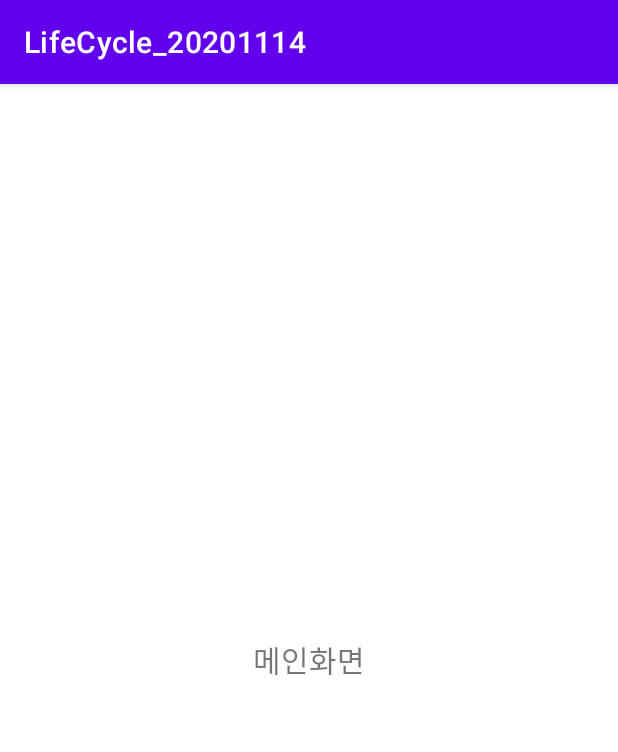
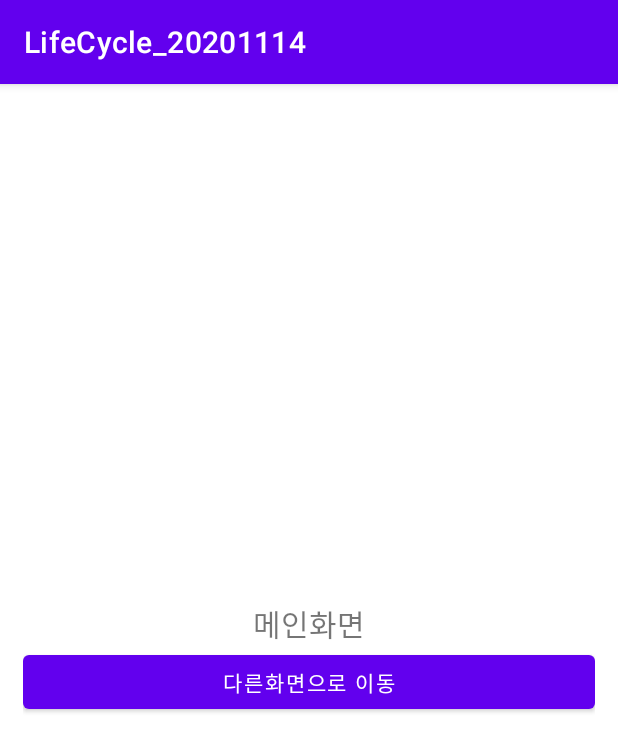
Before and after one commit to cho881020/LifeCycle_20201114, an Android app: the screen it shows after launch (MainActivity), on a phone screen of 412 x 824 dp. Shown: the top 752 px of the screen. Run offline under Robolectric (Android 15) with nearby library versions, the phone set to English and light mode, and no system bars.

```diff
--- a/app/build.gradle
+++ b/app/build.gradle
@@ -1,6 +1,7 @@
 plugins {
     id 'com.android.application'
     id 'kotlin-android'
+    id 'kotlin-android-extensions'
 }
 
 android {
--- a/app/src/main/java/kr/co/tjoeun/lifecycle_20201114/MainActivity.kt
+++ b/app/src/main/java/kr/co/tjoeun/lifecycle_20201114/MainActivity.kt
@@ -1,8 +1,10 @@
 package kr.co.tjoeun.lifecycle_20201114
 
+import android.content.Intent
 import androidx.appcompat.app.AppCompatActivity
 import android.os.Bundle
 import android.util.Log
+import kotlinx.android.synthetic.main.activity_main.*
 
 class MainActivity : BaseActivity() {
 
@@ -18,6 +20,13 @@ class MainActivity : BaseActivity() {
 
     override fun setupEvents() {
 
+        moveBtn.setOnClickListener {
+
+            val myIntent = Intent(mContext, OtherActivity::class.java)
+            startActivity(myIntent)
+
+        }
+
     }
 
     override fun setValues() {
--- a/app/src/main/res/layout/activity_main.xml
+++ b/app/src/main/res/layout/activity_main.xml
@@ -6,6 +6,7 @@
     android:layout_height="match_parent"
     android:orientation="vertical"
     android:gravity="center"
+    android:padding="15dp"
     tools:context=".MainActivity">
 
     <TextView
@@ -14,4 +15,11 @@
         android:text="메인화면"
         android:textSize="20sp"/>
 
+    <Button
+        android:id="@+id/moveBtn"
+        android:layout_width="match_parent"
+        android:layout_height="wrap_content"
+        android:text="다른화면으로 이동" />
+
+
 </LinearLayout>
```
